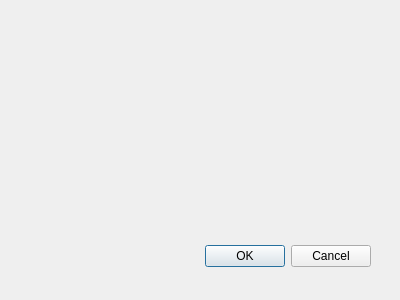
Above: src/dialogs/AdvancedSettingsDialog.ui from wejaeger/l2tp-ipsec-vpn before the change. Below: the same form after it.
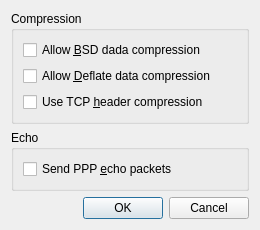
That is the form after the change. Icons and pictures are not drawn.

Commit message: finished implementation of advanced settings

```diff
--- a/src/dialogs/AdvancedSettingsDialog.ui
+++ b/src/dialogs/AdvancedSettingsDialog.ui
@@ -6,8 +6,8 @@
    <rect>
     <x>0</x>
     <y>0</y>
-    <width>400</width>
-    <height>300</height>
+    <width>260</width>
+    <height>221</height>
    </rect>
   </property>
   <property name="windowTitle">
@@ -17,22 +17,64 @@
    <iconset resource="../../resources/L2tpIPsecVpn.qrc">
     <normaloff>:/images/configure.png</normaloff>:/images/configure.png</iconset>
   </property>
-  <widget class="QDialogButtonBox" name="m_pButtonBox">
-   <property name="geometry">
-    <rect>
-     <x>30</x>
-     <y>240</y>
-     <width>341</width>
-     <height>32</height>
-    </rect>
-   </property>
-   <property name="orientation">
-    <enum>Qt::Horizontal</enum>
-   </property>
-   <property name="standardButtons">
-    <set>QDialogButtonBox::Cancel|QDialogButtonBox::Ok</set>
-   </property>
-  </widget>
+  <layout class="QVBoxLayout" name="m_pDialogLayout">
+   <item>
+    <widget class="QGroupBox" name="m_pCompressionGroupBox">
+     <property name="title">
+      <string>Compression</string>
+     </property>
+     <layout class="QVBoxLayout" name="m_pCompressionLayout">
+      <item>
+       <widget class="QCheckBox" name="m_pAllowBSDCompressionCheckBox">
+        <property name="text">
+         <string>Allow &amp;BSD dada compression</string>
+        </property>
+       </widget>
+      </item>
+      <item>
+       <widget class="QCheckBox" name="m_pAllowDeflateCompressionCheckBox">
+        <property name="text">
+         <string>Allow &amp;Deflate data compression</string>
+        </property>
+       </widget>
+      </item>
+      <item>
+       <widget class="QCheckBox" name="m_pUseTCPHeaderCompressionCheckBox">
+        <property name="text">
+         <string>Use TCP &amp;header compression</string>
+        </property>
+       </widget>
+      </item>
+     </layout>
+    </widget>
+   </item>
+   <item>
+    <widget class="QGroupBox" name="m_pEchoGroupBox">
+     <property name="title">
+      <string>Echo</string>
+     </property>
+     <layout class="QVBoxLayout" name="m_pEchoLayout">
+      <item>
+       <widget class="QCheckBox" name="m_pSendEchoCheckBox">
+        <property name="text">
+         <string>Send PPP &amp;echo packets</string>
+        </property>
+       </widget>
+      </item>
+     </layout>
+    </widget>
+   </item>
+   <item>
+    <widget class="QDialogButtonBox" name="m_pButtonBox">
+     <property name="orientation">
+      <enum>Qt::Horizontal</enum>
+     </property>
+     <property name="standardButtons">
+      <set>QDialogButtonBox::Cancel|QDialogButtonBox::Ok</set>
+     </property>
+    </widget>
+   </item>
+  </layout>
  </widget>
  <resources>
   <include location="../../resources/L2tpIPsecVpn.qrc"/>
```
Left out of the diff: 7 changed lines with no effect on the pictures. The commit also changes 10 other files.
